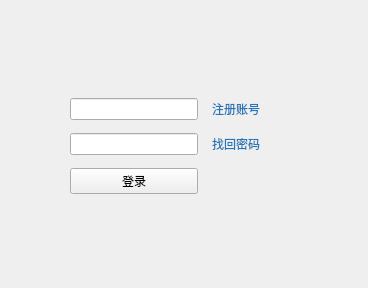
Above: frontend_pc/src/app/login/loginform.ui from zhangzwwww/medlab before the change. Below: the same form after it.
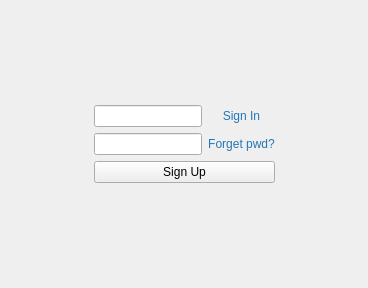
That is the form after the change.

Diff of the .ui file:
```diff
--- a/frontend_pc/src/app/login/loginform.ui
+++ b/frontend_pc/src/app/login/loginform.ui
@@ -19,53 +19,99 @@
   <property name="windowTitle">
    <string>登录</string>
   </property>
-  <widget class="QWidget" name="layoutWidget">
-   <property name="geometry">
-    <rect>
-     <x>70</x>
-     <y>91</y>
-     <width>198</width>
-     <height>111</height>
-    </rect>
-   </property>
    <layout class="QGridLayout" name="gridLayout">
-    <item row="0" column="0" colspan="2">
-     <widget class="QLineEdit" name="id_input"/>
-    </item>
-    <item row="1" column="2">
-     <widget class="QPushButton" name="retrive_button">
-      <property name="styleSheet">
-       <string notr="true">border: none;
-color: #2376b7;</string>
-      </property>
-      <property name="text">
-       <string>找回密码</string>
-      </property>
-     </widget>
-    </item>
     <item row="0" column="2">
+    <spacer name="verticalSpacer">
+     <property name="orientation">
+      <enum>Qt::Vertical</enum>
+     </property>
+     <property name="sizeHint" stdset="0">
+      <size>
+       <width>20</width>
+       <height>69</height>
+      </size>
+     </property>
+    </spacer>
+   </item>
+   <item row="1" column="1" colspan="2">
+    <widget class="QLineEdit" name="id_input"/>
+   </item>
+   <item row="1" column="3">
      <widget class="QPushButton" name="sign_up_button">
       <property name="styleSheet">
        <string notr="true">border: none;
 color: #2376b7;</string>
       </property>
       <property name="text">
-       <string>注册账号</string>
+      <string>Sign In</string>
       </property>
      </widget>
     </item>
-    <item row="2" column="0" colspan="2">
+   <item row="2" column="0">
+    <spacer name="horizontalSpacer">
+     <property name="orientation">
+      <enum>Qt::Horizontal</enum>
+     </property>
+     <property name="sizeHint" stdset="0">
+      <size>
+       <width>50</width>
+       <height>20</height>
+      </size>
+     </property>
+    </spacer>
+   </item>
+   <item row="2" column="1" colspan="2">
+    <widget class="QLineEdit" name="pwd_input">
+     <property name="echoMode">
+      <enum>QLineEdit::Password</enum>
+     </property>
+    </widget>
+   </item>
+   <item row="2" column="3">
+    <widget class="QPushButton" name="retrive_button">
+     <property name="styleSheet">
+      <string notr="true">border: none;
+color: #2376b7;</string>
+     </property>
+     <property name="text">
+      <string>Forget pwd?</string>
+     </property>
+    </widget>
+   </item>
+   <item row="2" column="4">
+    <spacer name="horizontalSpacer_2">
+     <property name="orientation">
+      <enum>Qt::Horizontal</enum>
+     </property>
+     <property name="sizeHint" stdset="0">
+      <size>
+       <width>50</width>
+       <height>20</height>
+      </size>
+     </property>
+    </spacer>
+   </item>
+   <item row="4" column="2">
+    <spacer name="verticalSpacer_2">
+     <property name="orientation">
+      <enum>Qt::Vertical</enum>
+     </property>
+     <property name="sizeHint" stdset="0">
+      <size>
+       <width>20</width>
+       <height>69</height>
+      </size>
+     </property>
+    </spacer>
+   </item>
+   <item row="3" column="1" colspan="3">
      <widget class="QPushButton" name="sign_in_button">
       <property name="text">
-       <string>登录</string>
+      <string>Sign Up</string>
       </property>
      </widget>
     </item>
-    <item row="1" column="0" colspan="2">
-     <widget class="QLineEdit" name="pwd_input"/>
-    </item>
-   </layout>
-  </widget>
+  </layout>
  </widget>
  <tabstops>
   <tabstop>retrive_button</tabstop>
```
Lines whose indentation alone changed are shown as unchanged.
